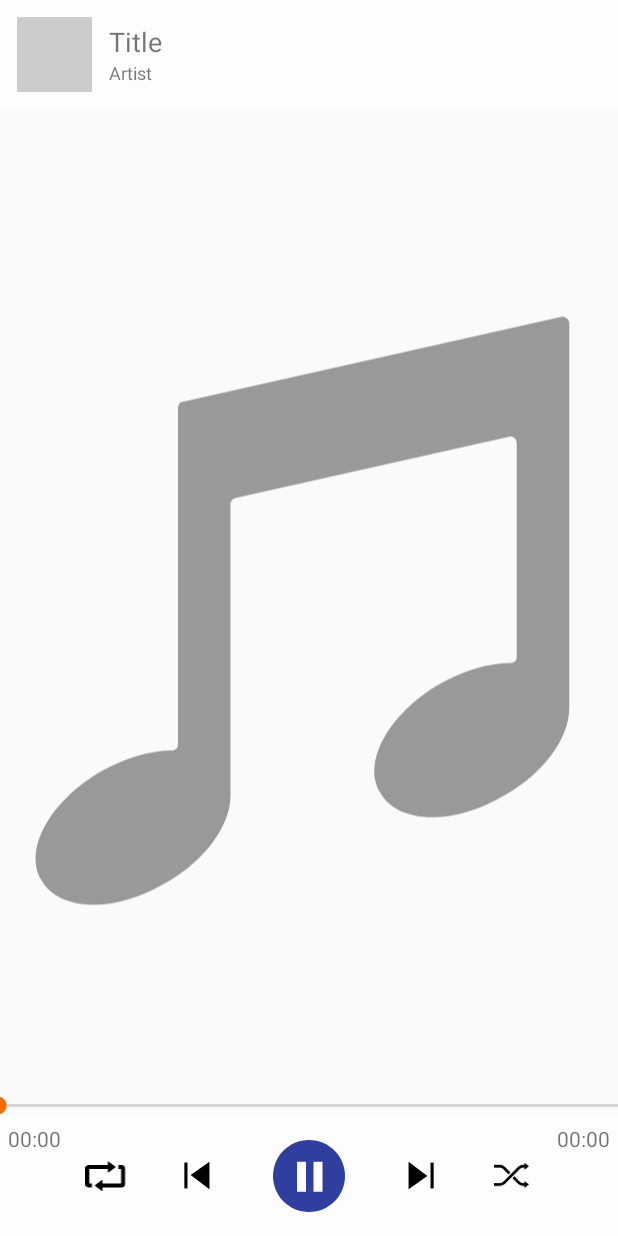
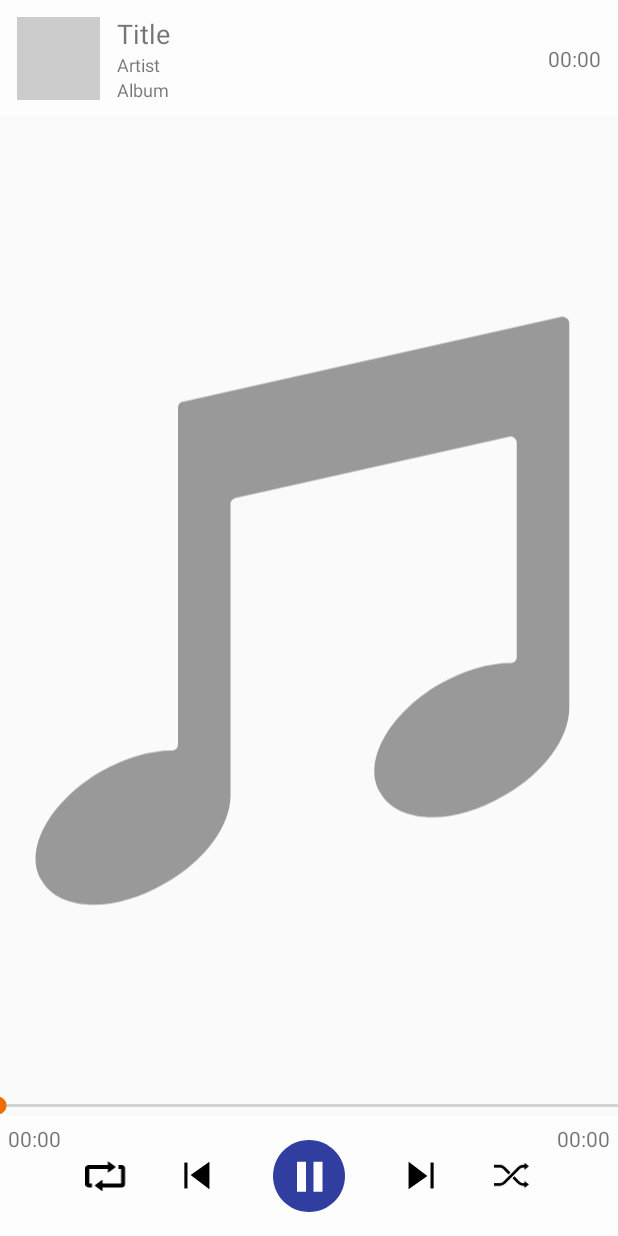
Before and after one commit to StevenFrost/AMP, an Android app: the PlayerActivity screen opened directly, with no data from a screen before it, on a phone screen of 412 x 824 dp. Run offline under Robolectric (Android 15) with nearby library versions, the light colour scheme and no system bars; 4 statements that could not run were skipped.

Commit message:
General refactoring, track duration in song element

```diff
--- a/app/src/main/res/layout/element_song.xml
+++ b/app/src/main/res/layout/element_song.xml
@@ -5,40 +5,52 @@
               android:layout_width="match_parent"
               android:layout_height="wrap_content">
 
-    <ImageView android:id="@+id/tablerow_song_albumart"
-               android:layout_width="50dp"
-               android:layout_height="50dp"
+    <Space android:layout_width="11dp"
+           android:layout_height="55dp"
+           android:layout_marginTop="6dp"
+           android:layout_marginBottom="6dp" />
+
+    <ImageView android:id="@+id/element_song_artwork"
+               android:layout_width="55dp"
+               android:layout_height="55dp"
                android:layout_marginTop="6dp"
-               android:layout_marginLeft="11dp"
-               android:layout_marginRight="11dp"
+               android:layout_marginEnd="11dp"
                android:layout_marginBottom="6dp"
                android:background="@color/colourGrey2"
                android:contentDescription="@string/cd_album_art"/>
 
-    <LinearLayout android:layout_width="wrap_content"
+    <LinearLayout android:layout_width="0dp"
+                  android:layout_weight="1"
                   android:layout_height="wrap_content"
                   android:orientation="vertical"
                   android:layout_gravity="center_vertical">
 
-        <TextView android:id="@+id/tablerow_song_title"
+        <TextView android:id="@+id/element_song_title"
                   android:text="@string/placeholder_title"
-                  android:layout_width="wrap_content"
-                  android:layout_height="wrap_content"
+                  android:layout_width="match_parent"
+                  android:layout_height="match_parent"
                   android:textSize="18sp"/>
 
-        <TextView android:id="@+id/tablerow_song_artist"
+        <TextView android:id="@+id/element_song_artist"
                   android:text="@string/placeholder_artist"
-                  android:layout_width="wrap_content"
-                  android:layout_height="wrap_content"
+                  android:layout_width="match_parent"
+                  android:layout_height="match_parent"
                   android:textSize="12sp"/>
 
-        <TextView android:id="@+id/tablerow_song_album"
+        <TextView android:id="@+id/element_song_album"
                   android:text="@string/placeholder_album"
-                  android:layout_width="wrap_content"
-                  android:layout_height="wrap_content"
-                  android:textSize="12sp"
-                  android:visibility="gone"/>
+                  android:layout_width="match_parent"
+                  android:layout_height="match_parent"
+                  android:textSize="12sp"/>
 
     </LinearLayout>
 
+    <TextView android:id="@+id/element_song_duration"
+              android:layout_width="wrap_content"
+              android:layout_height="wrap_content"
+              android:layout_gravity="center_vertical"
+              android:text="@string/null_timecode"
+              android:layout_marginStart="11dp"
+              android:layout_marginEnd="11dp"/>
+
 </LinearLayout>
--- a/app/src/main/res/values/dimens.xml
+++ b/app/src/main/res/values/dimens.xml
@@ -7,6 +7,6 @@
     <dimen name="nav_header_vertical_spacing">16dp</dimen>
     <dimen name="nav_header_height">160dp</dimen>
     <dimen name="appbar_padding_top">8dp</dimen>
-    <dimen name="app_bar_height">260dp</dimen>
+    <dimen name="app_bar_height">280dp</dimen>
     <dimen name="text_margin">16dp</dimen>
 </resources>
--- a/app/src/main/res/values/styles.xml
+++ b/app/src/main/res/values/styles.xml
@@ -17,4 +17,8 @@
            parent="ThemeOverlay.AppCompat.Dark.ActionBar"/>
     <style name="AppTheme.NoActionBar.PopupOverlay" parent="ThemeOverlay.AppCompat.Light"/>
 
+    <style name="CollapsingToolbarStyle" parent="@android:style/TextAppearance">
+        <item name="android:textColor">#FFFFFF</item>
+        <item name="android:textSize">20sp</item>
+    </style>
 </resources>
```
Also changed, not shown: app/src/main/java/com/frost/steven/amp/AudioTrack.java (+15 -0 lines), app/src/main/java/com/frost/steven/amp/FlingBehavior.java (added, +48 -0 lines), app/src/main/java/com/frost/steven/amp/PlayerActivity.java (+7 -17 lines), app/src/main/java/com/frost/steven/amp/SongsFragment.java (+7 -4 lines), app/src/main/res/layout/activity_album.xml (+16 -5 lines), app/src/main/res/layout/content_album.xml (+3 -13 lines).
